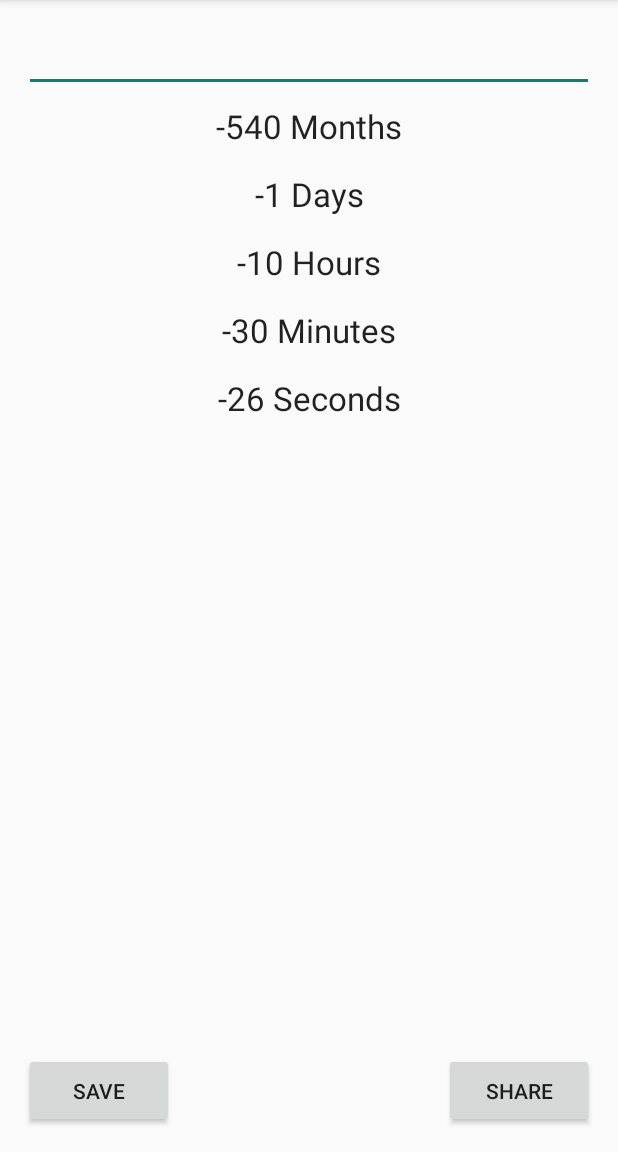
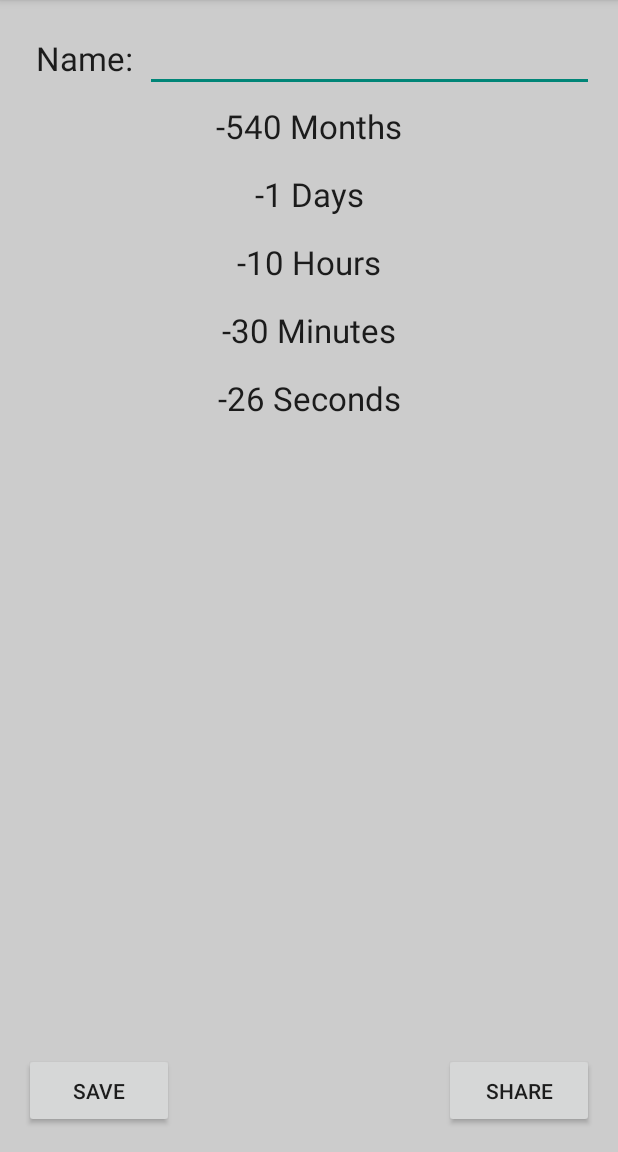
Before and after one commit to msavastano/HowLongTil, an Android app: the HowLongDetail screen opened directly, with no data from a screen before it, after a tap on "SHARE", on a phone screen of 412 x 824 dp, the part 84-1236 px from its top. Run offline under Robolectric (Android 15) with nearby library versions, the phone set to English and light mode, and no system bars; 5 statements that could not run were skipped.

```diff
--- a/app/src/main/java/com/mikesavastano/howlongtil/HowLongDetail.java
+++ b/app/src/main/java/com/mikesavastano/howlongtil/HowLongDetail.java
@@ -4,6 +4,8 @@ import android.content.Context;
 import android.content.Intent;
 import android.graphics.Bitmap;
 import android.graphics.Canvas;
+import android.graphics.Color;
+import android.graphics.Typeface;
 import android.net.Uri;
 import android.os.Environment;
 import android.os.Message;
@@ -16,6 +18,7 @@ import android.view.MenuItem;
 import android.view.View;
 import android.widget.Button;
 import android.widget.LinearLayout;
+import android.widget.RelativeLayout;
 import android.widget.TextView;
 
 
@@ -55,6 +58,7 @@ public class HowLongDetail extends ActionBarActivity {
             Bundle bundle = msg.getData();
             Calendar today = (Calendar) bundle.getSerializable("curr_date");
             Calendar eventDate = (Calendar) bundle.getSerializable("event_date");
+
             month.setText(monthsBetween(today, eventDate) + " Month" + addEss(monthsBetween(today, eventDate)));
             second.setText(remainderSeconds(today, eventDate) + " Second" + addEss(remainderSeconds(today, eventDate)));
             day.setText(remainderDays(today, eventDate) + " Day" + addEss(remainderDays(today, eventDate)));
@@ -71,6 +75,9 @@ public class HowLongDetail extends ActionBarActivity {
         super.onCreate(savedInstanceState);
 
         setContentView(R.layout.activity_how_long_detail);
+        View rootView = getWindow().getDecorView().getRootView();
+
+        rootView.setBackgroundColor(Color.LTGRAY);
 
         name = (TextView) findViewById(R.id.nameEditText);
         event = (TextView) findViewById(R.id.eventDate);
@@ -123,12 +130,29 @@ public class HowLongDetail extends ActionBarActivity {
     }
 
     private void captureScreen() {
+        String fd; // = "";
+        String fn; // = "";
         View v = getWindow().getDecorView().getRootView();  //getRootView();
         v.setDrawingCacheEnabled(true);
         Bitmap bmp = Bitmap.createBitmap(v.getDrawingCache());
         v.setDrawingCacheEnabled(false);
-        String fd = Environment.getExternalStorageDirectory().toString()+"/Pictures/HowLongTil/";
-        String fn = "SCREEN" + System.currentTimeMillis() + ".png";
+        if(isExternalStorageWritable()) {
+            File p = new File(Environment.getExternalStorageDirectory() + "/Pictures/HowLongTil");
+            if(!p.exists()){
+                p.mkdir();
+            }
+
+            Log.i(TAG, "External drive writable");
+            Log.i(TAG, Environment.getExternalStorageDirectory().toString());
+            fd = Environment.getExternalStorageDirectory().toString() + "/Pictures/HowLongTil";
+            fn = "SCREEN" + System.currentTimeMillis() + ".png";
+        }else{
+            Log.i(TAG, "External drive NOT writable");
+            fd = new File(getApplicationContext().getFilesDir() + "/Pictures/HowLongTil/", "SCREEN" + System.currentTimeMillis() + ".png").toString();
+            fn = "";
+        }
+        //String intfd = Environment.get
+
         try {
             FileOutputStream fos = new FileOutputStream(new File(fd, fn));
             bmp.compress(Bitmap.CompressFormat.PNG, 100, fos);
@@ -143,10 +167,19 @@ public class HowLongDetail extends ActionBarActivity {
         openScreenshot(fd, fn);
     }
 
+    public boolean isExternalStorageWritable() {
+        String state = Environment.getExternalStorageState();
+        if (Environment.MEDIA_MOUNTED.equals(state)) {
+            return true;
+        }
+        return false;
+    }
+
     private void openScreenshot(String fd, String fn){
         Intent intent = new Intent();
         intent.setAction(Intent.ACTION_VIEW);
-        intent.setDataAndType(Uri.parse("file://" + fd + fn), "image/*");
+        Log.i(TAG, "file://" + fd + "/" + fn);
+        intent.setDataAndType(Uri.parse("file://" + fd + "/" + fn), "image/*");
         startActivity(intent);
     }
 
@@ -266,7 +299,7 @@ public class HowLongDetail extends ActionBarActivity {
     }
 
     public static boolean isEventToday(Calendar today, Calendar event){
-        return daysBetween(today, event) == 0;
+        return hoursBetween(today, event) < 0 && daysBetween(today, event) == 0;
     }
 
     public static long millisBetween(Calendar today, Calendar event){
--- a/app/src/main/res/layout/activity_how_long_detail.xml
+++ b/app/src/main/res/layout/activity_how_long_detail.xml
@@ -14,14 +14,30 @@
         android:id="@+id/linLayoutEventScreen"
         android:focusableInTouchMode="false">
 
+        <RelativeLayout
+            android:layout_width="wrap_content"
+            android:layout_height="wrap_content">
+
+            <TextView
+                android:layout_width="wrap_content"
+                android:layout_height="wrap_content"
+                android:textAppearance="?android:attr/textAppearanceLarge"
+                android:text="@string/name_text"
+                android:id="@+id/textViewName"
+                android:padding="8dp"
+                android:layout_centerVertical="true" />
+
             <EditText
-            android:layout_width="match_parent"
+                android:layout_width="fill_parent"
                 android:layout_height="wrap_content"
                 android:id="@+id/nameEditText"
                 android:textAppearance="?android:attr/textAppearanceLarge"
                 android:text=""
                 android:padding="8dp"
-            android:layout_gravity="center" />
+                android:layout_gravity="center"
+                android:layout_toRightOf="@+id/textViewName"
+                android:layout_centerHorizontal="true" />
+        </RelativeLayout>
 
         <TextView
             android:layout_width="match_parent"
@@ -100,7 +116,6 @@
             android:layout_alignParentRight="true" />
 
         <Button
-            style="?android:attr/buttonStyleSmall"
             android:layout_width="100dp"
             android:layout_height="50dp"
             android:text="@string/save_text"
--- a/app/src/main/res/values/strings.xml
+++ b/app/src/main/res/values/strings.xml
@@ -12,5 +12,8 @@
     <string name="share_text">Share</string>
     <string name="saved_events_text">Saved Events</string>
     <string name="title_activity_saved_events">SavedEvents</string>
+    <string name="name_text">Name:</string>
+    <string name="thats_today_text">That is Today!</string>
+    <string name="thats_before_today_text">That has already happened!</string>
 
 </resources>
```
Also changed, not shown: app/src/main/java/com/mikesavastano/howlongtil/HowLongTIlMainActivity.java (+7 -0 lines). Lines whose indentation alone changed are shown as unchanged.
